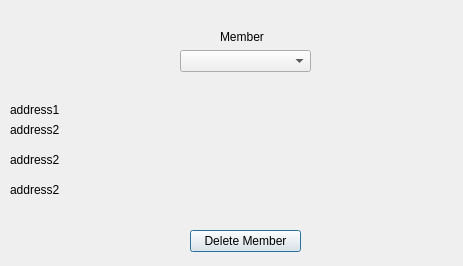
Qt form Project2/deletecustomer.ui (msamatar0/Project2) before a commit.
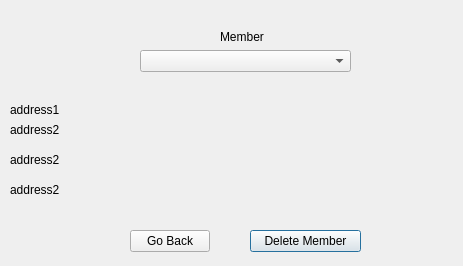
The same form after that commit.

```diff
--- a/Project2/deletecustomer.ui
+++ b/Project2/deletecustomer.ui
@@ -16,9 +16,9 @@
   <widget class="QComboBox" name="comboBox">
    <property name="geometry">
     <rect>
-     <x>180</x>
+     <x>140</x>
      <y>50</y>
-     <width>131</width>
+     <width>211</width>
      <height>22</height>
     </rect>
    </property>
@@ -91,7 +91,7 @@
   <widget class="QPushButton" name="pushButton">
    <property name="geometry">
     <rect>
-     <x>190</x>
+     <x>250</x>
      <y>230</y>
      <width>111</width>
      <height>22</height>
@@ -101,6 +101,19 @@
     <string>Delete Member</string>
    </property>
   </widget>
+  <widget class="QPushButton" name="pushButton_2">
+   <property name="geometry">
+    <rect>
+     <x>130</x>
+     <y>230</y>
+     <width>80</width>
+     <height>22</height>
+    </rect>
+   </property>
+   <property name="text">
+    <string>Go Back</string>
+   </property>
+  </widget>
  </widget>
  <resources/>
  <connections/>
```
